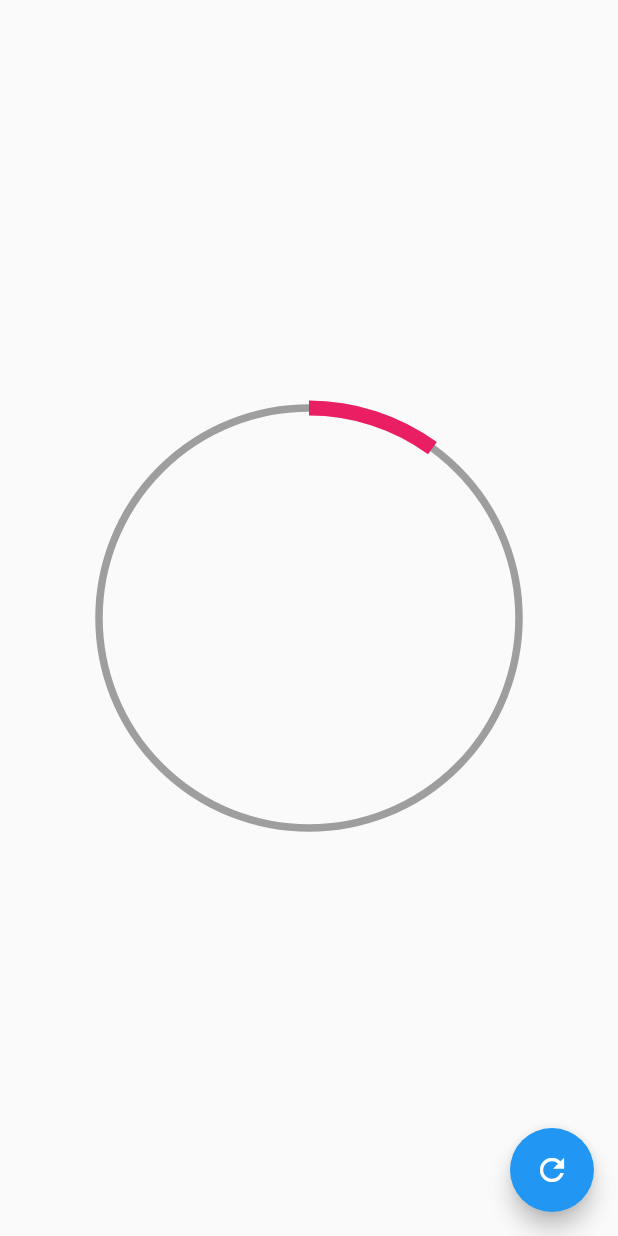
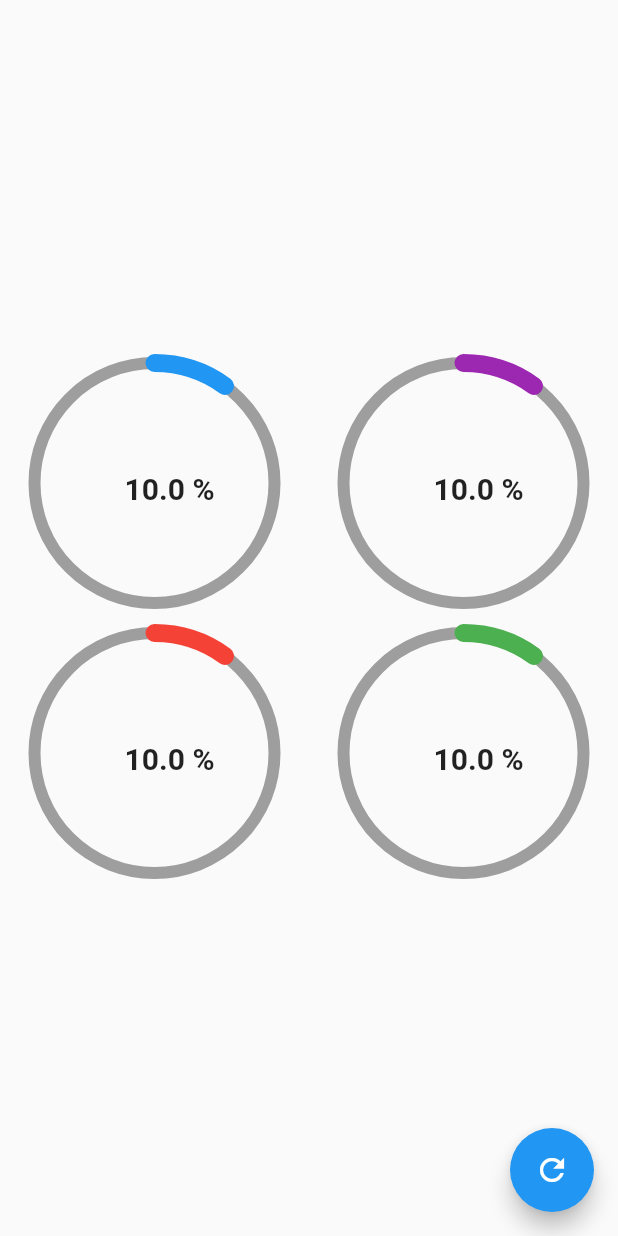
Before and after one commit to OdaFra/Disenhos_profesionales_y_animaciones, a Flutter app: the screen it shows after launch, after a tap on the "refresh" icon, on a phone screen of 412 x 824 dp. Run offline on Flutter 3.47's test engine with Material 2 defaults, Android fonts, the phone set to English and light mode, and no system bars.

Commit message:
Se finaliza ProgressBar Circular

```diff
--- a/lib/src/pages/graficasCirulares_page.dart
+++ b/lib/src/pages/graficasCirulares_page.dart
@@ -9,7 +9,7 @@ class GraficaCircularesPage extends StatefulWidget {
 }
 
 class _GraficaCircularesPageState extends State<GraficaCircularesPage> {
-  double porcentaje = 0.0;
+  double porcentaje = 0;
   @override
   Widget build(BuildContext context) {
     return Scaffold(
@@ -17,22 +17,92 @@ class _GraficaCircularesPageState extends State<GraficaCircularesPage> {
         child: const Icon(Icons.refresh),
         onPressed: () {
           setState(() {
-            porcentaje += 10.0;
-            if (porcentaje > 100.0) {
-              porcentaje = 0.0;
+            porcentaje += 10;
+            if (porcentaje > 100) {
+              porcentaje = 0;
             }
           });
         },
       ),
-      body: Center(
-          child: Container(
-        width: 300,
-        height: 300,
-        child: RadialProgress(
-          porcentaje: porcentaje,
-        ),
-        //child: Text('$porcentaje %', style: const TextStyle(fontSize: 50)),
-      )),
+      body: Column(
+        mainAxisAlignment: MainAxisAlignment.center,
+        children: [
+          Row(
+            mainAxisAlignment: MainAxisAlignment.spaceAround,
+            children: [
+              CustomRadialProgress(
+                porcentaje: porcentaje,
+                color: Colors.blue,
+              ),
+              CustomRadialProgress(
+                porcentaje: porcentaje,
+                color: Colors.purple,
+              ),
+            ],
+          ),
+          Row(
+            mainAxisAlignment: MainAxisAlignment.spaceAround,
+            children: [
+              CustomRadialProgress(
+                porcentaje: porcentaje,
+                color: Colors.red,
+              ),
+              CustomRadialProgress(
+                porcentaje: porcentaje,
+                color: Colors.green,
+              ),
+            ],
+          )
+        ],
+      ),
     );
   }
 }
+
+class CustomRadialProgress extends StatelessWidget {
+  const CustomRadialProgress({required this.porcentaje, required this.color});
+
+  final Color color;
+  final double porcentaje;
+
+  @override
+  Widget build(BuildContext context) {
+    final size = MediaQuery.of(context).size;
+    return Stack(
+      children: [
+        Positioned(
+          left: size.height * 0.085,
+          top: size.width * 0.20,
+          child: Row(
+            mainAxisAlignment: MainAxisAlignment.center,
+            crossAxisAlignment: CrossAxisAlignment.start,
+            children: [
+              Text(
+                '$porcentaje %',
+                style: const TextStyle(
+                  fontSize: 20,
+                  fontWeight: FontWeight.bold,
+                ),
+              )
+            ],
+          ),
+        ),
+        const SizedBox(
+          height: 5,
+        ),
+        SizedBox(
+          width: 180,
+          height: 180,
+          child: RadialProgress(
+            porcentaje: porcentaje,
+            colorPrimario: color,
+            colorSecundario: Colors.grey,
+            grosorSecundario: 8,
+            grosorPrimario: 12,
+          ),
+          //child: Text('$porcentaje %', style: const TextStyle(fontSize: 50)),
+        ),
+      ],
+    );
+  }
+}
--- a/lib/src/widgets/radialProgress.dart
+++ b/lib/src/widgets/radialProgress.dart
@@ -1,11 +1,20 @@
+// ignore: file_names
 import 'dart:math';
-
 import 'package:flutter/material.dart';
 
 class RadialProgress extends StatefulWidget {
   final porcentaje;
+  final Color colorPrimario;
+  final Color colorSecundario;
+  final double grosorSecundario;
+  final double grosorPrimario;
 
-  const RadialProgress({this.porcentaje});
+  const RadialProgress(
+      {required this.porcentaje,
+      this.colorPrimario = Colors.indigo,
+      this.colorSecundario = Colors.grey,
+      this.grosorSecundario = 4,
+      this.grosorPrimario = 5});
 
   @override
   State<RadialProgress> createState() => _RadialProgressState();
@@ -27,7 +36,6 @@ class _RadialProgressState extends State<RadialProgress>
 
   @override
   void dispose() {
-    // TODO: implement dispose
     controller.dispose();
     super.dispose();
   }
@@ -46,9 +54,12 @@ class _RadialProgressState extends State<RadialProgress>
             height: double.infinity,
             child: CustomPaint(
               painter: _MiRadialProgess(
-                (widget.porcentaje - diferenciaAnimar) +
-                    (diferenciaAnimar * controller.value),
-              ),
+                  (widget.porcentaje - diferenciaAnimar) +
+                      (diferenciaAnimar * controller.value),
+                  widget.colorPrimario,
+                  widget.colorSecundario,
+                  widget.grosorSecundario,
+                  widget.grosorPrimario),
             ),
           );
         });
@@ -56,17 +67,29 @@ class _RadialProgressState extends State<RadialProgress>
 }
 
 class _MiRadialProgess extends CustomPainter {
-  // ignore: prefer_typing_uninitialized_variables
   final porcentaje;
-  _MiRadialProgess(this.porcentaje);
+  final Color colorPrimario;
+  final Color colorSecundario;
+  final double grosorSecundario;
+  final double grosorPrimario;
+  _MiRadialProgess(this.porcentaje, this.colorPrimario, this.colorSecundario,
+      this.grosorSecundario, this.grosorPrimario);
 
   @override
   void paint(Canvas canvas, Size size) {
-    // TODO: implement paint
+
+    final Rect rect =Rect.fromCircle(center: const Offset(0,0), radius: 180);
+
+    const Gradient gradiente = LinearGradient(colors: <Color>[
+      Color(0xffc012FF),
+      Color(0xff6D05e8),
+      Colors.red
+    ]);
 
     final paint = Paint()
-      ..strokeWidth = 5
-      ..color = Colors.grey
+      ..strokeWidth = grosorSecundario
+      ..color = colorSecundario
+     // ..shader = gradiente.createShader(rect)
       ..style = PaintingStyle.stroke;
 
     final Offset center = Offset(size.width * 0.5, size.height / 2);
@@ -76,8 +99,9 @@ class _MiRadialProgess extends CustomPainter {
 
     //Arco
     final paintArco = Paint()
-      ..strokeWidth = 10
-      ..color = Colors.pink
+      ..strokeWidth = grosorPrimario
+      ..color = colorPrimario
+      ..strokeCap =StrokeCap.round
       ..style = PaintingStyle.stroke;
 
     //Parte que se debera llenando
```
Also changed, not shown: pubspec.lock, 1 other file.
